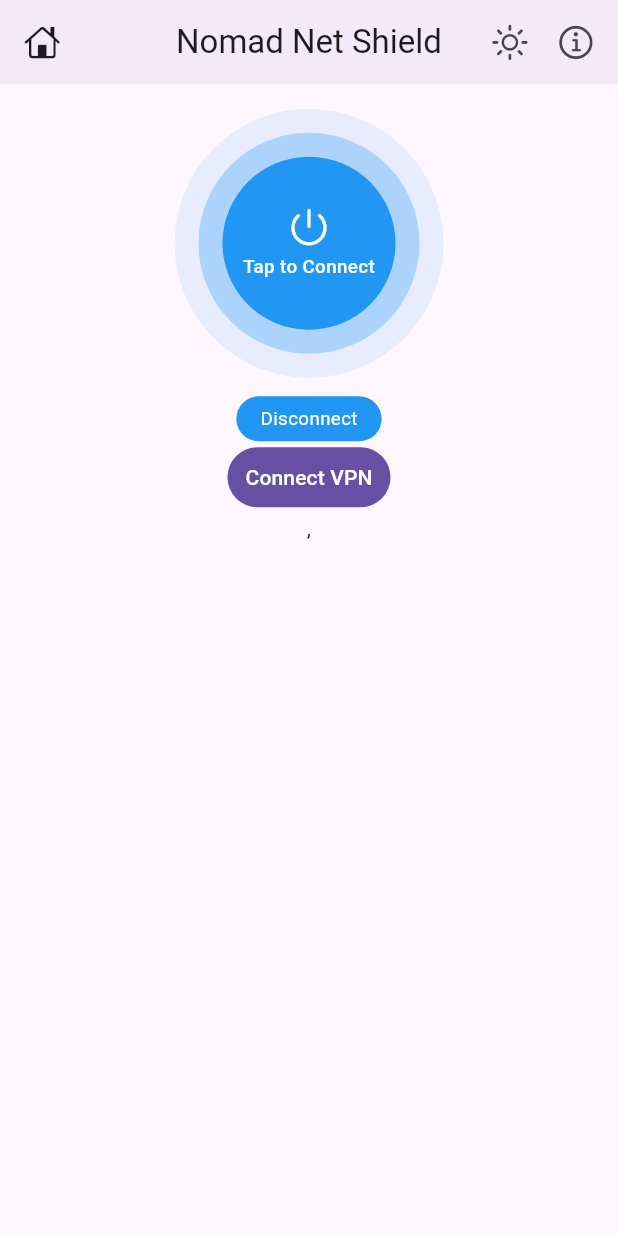
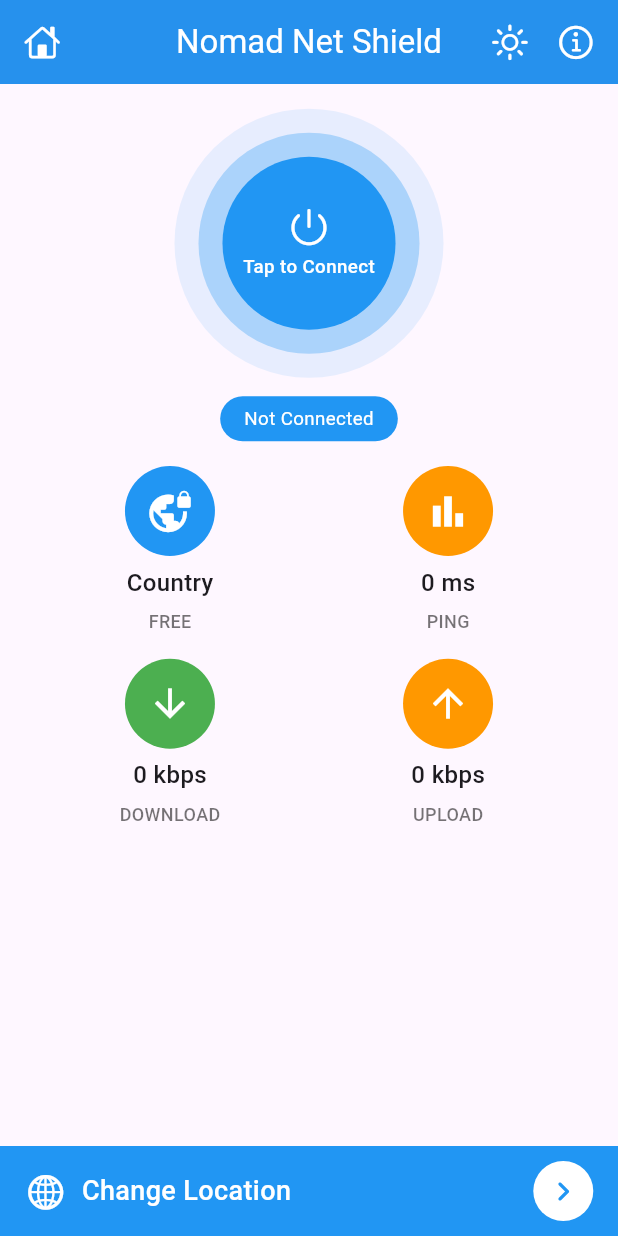
Before and after one commit to dcaayushd/Nomad-Net-Shield, a Flutter app: the screen it shows after launch, on a phone screen of 412 x 824 dp. Run offline on Flutter 3.47's test engine with Material 3 defaults, Android fonts, the phone set to English and light mode, and no system bars; our stand-ins replace get; statements that could not run were skipped.

Commit message:
VPN Connection and Status Card Added

```diff
--- a/lib/main.dart
+++ b/lib/main.dart
@@ -29,14 +29,16 @@
 
   @override
   Widget build(BuildContext context) {
+    mq = MediaQuery.of(context).size;
     return GetMaterialApp(
       debugShowCheckedModeBanner: false,
       title: 'Nomad Net Shield',
-      home: SplashScreen(),
+      home: const SplashScreen(),
 
       // Theme
       theme: ThemeData(
-        appBarTheme: AppBarTheme(
+        primarySwatch: Colors.blue,
+        appBarTheme: const AppBarTheme(
           centerTitle: true,
           elevation: 3,
         ),
--- a/lib/screens/home_screen.dart
+++ b/lib/screens/home_screen.dart
@@ -5,18 +5,22 @@
 import 'package:flutter/scheduler.dart';
 
 import 'package:flutter/services.dart' show rootBundle;
-import 'package:nomadnetshield/main.dart';
+import 'package:get/route_manager.dart';
+import 'package:nomadnetshield/widgets/home_card.dart';
+import '../main.dart';
 
 import '../models/vpn_config.dart';
 import '../models/vpn_status.dart';
 import '../services/vpn_engine.dart';
 
 class HomeScreen extends StatefulWidget {
+  const HomeScreen({super.key});
+
   @override
-  _HomeScreenState createState() => _HomeScreenState();
+  HomeScreenState createState() => HomeScreenState();
 }
 
-class _HomeScreenState extends State<HomeScreen> {
+class HomeScreenState extends State<HomeScreen> {
   String _vpnState = VpnEngine.vpnDisconnected;
   List<VpnConfig> _listVpn = [];
   VpnConfig? _selectedVpn;
@@ -55,80 +59,113 @@
   Widget build(BuildContext context) {
     return Scaffold(
       appBar: AppBar(
-        leading: Icon(CupertinoIcons.home),
-        title: Text('Nomad Net Shield'),
+        backgroundColor: Colors.blue,
+        leading: const Icon(
+          CupertinoIcons.home,
+          color: Colors.white,
+        ),
+        title: const Text(
+          'Nomad Net Shield',
+          style: TextStyle(
+            color: Colors.white,
+          ),
+        ),
         actions: [
           IconButton(
             onPressed: () {},
-            icon: Icon(
+            icon: const Icon(
               CupertinoIcons.brightness,
+              color: Colors.white,
               size: 26,
             ),
           ),
           IconButton(
-            padding: EdgeInsets.only(right: 8),
+            padding: const EdgeInsets.only(right: 8),
             onPressed: () {},
-            icon: Icon(
+            icon: const Icon(
               CupertinoIcons.info_circle,
+              color: Colors.white,
               size: 26,
             ),
           ),
         ],
       ),
+      bottomNavigationBar: _changeLocation(),
       body: Column(
         mainAxisSize: MainAxisSize.min,
         children: [
-          SizedBox(height: mq.height * .02),
+          SizedBox(
+            height: mq.height * .02,
+            width: double.maxFinite,
+          ),
 
           // VPN Button
           _vpnButton(),
 
-          Center(
-            child: TextButton(
-              style: TextButton.styleFrom(
-                shape: StadiumBorder(),
-                backgroundColor: Theme.of(context).primaryColor,
+          const Row(
+            mainAxisAlignment: MainAxisAlignment.center,
+            children: [
+              HomeCard(
+                title: 'Country',
+                subtitle: 'FREE',
+                icon: CircleAvatar(
+                  backgroundColor: Colors.blue,
+                  radius: 30,
+                  child: Icon(
+                    Icons.vpn_lock,
+                    color: Colors.white,
+                    size: 30,
+                  ),
+                ),
               ),
-              child: Text(
-                _vpnState == VpnEngine.vpnDisconnected
-                    ? 'Connect VPN'
-                    : _vpnState.replaceAll("_", " ").toUpperCase(),
-                style: TextStyle(color: Colors.white),
+              HomeCard(
+                title: '0 ms',
+                subtitle: 'PING',
+                icon: CircleAvatar(
+                  backgroundColor: Colors.orange,
+                  radius: 30,
+                  child: Icon(
+                    Icons.bar_chart,
+                    color: Colors.white,
+                    size: 30,
+                  ),
+                ),
               ),
-              onPressed: _connectClick,
-            ),
+            ],
           ),
-          StreamBuilder<VpnStatus?>(
-            initialData: VpnStatus(),
-            stream: VpnEngine.vpnStatusSnapshot(),
-            builder: (context, snapshot) => Text(
-              "${snapshot.data?.byteIn ?? ""}, ${snapshot.data?.byteOut ?? ""}",
-              textAlign: TextAlign.center,
-            ),
+          SizedBox(height: mq.height * .02),
+
+          const Row(
+            mainAxisAlignment: MainAxisAlignment.center,
+            children: [
+              HomeCard(
+                title: '0 kbps',
+                subtitle: 'DOWNLOAD',
+                icon: CircleAvatar(
+                  backgroundColor: Colors.green,
+                  radius: 30,
+                  child: Icon(
+                    Icons.arrow_downward,
+                    color: Colors.white,
+                    size: 30,
+                  ),
+                ),
+              ),
+              HomeCard(
+                title: '0 kbps',
+                subtitle: 'UPLOAD',
+                icon: CircleAvatar(
+                  backgroundColor: Colors.orange,
+                  radius: 30,
+                  child: Icon(
+                    Icons.arrow_upward,
+                    color: Colors.white,
+                    size: 30,
+                  ),
+                ),
+              ),
+            ],
           ),
-
-          //sample vpn list
-          Column(
-            children: _listVpn
-                .map(
-                  (e) => ListTile(
-                    title: Text(e.country),
-                    leading: SizedBox(
-                      height: 20,
-                      width: 20,
-                      child: Center(
-                          child: _selectedVpn == e
-                              ? CircleAvatar(backgroundColor: Colors.green)
-                              : CircleAvatar(backgroundColor: Colors.grey)),
-                    ),
-                    onTap: () {
-                      log("${e.country} is selected");
-                      setState(() => _selectedVpn = e);
-                    },
-                  ),
-                )
-                .toList(),
-          )
         ],
       ),
     );
@@ -157,13 +194,13 @@
               onTap: () {},
               borderRadius: BorderRadius.circular(100),
               child: Container(
-                padding: EdgeInsets.all(16),
+                padding: const EdgeInsets.all(16),
                 decoration: BoxDecoration(
                   shape: BoxShape.circle,
                   color: Colors.blue.withOpacity(.1),
                 ),
                 child: Container(
-                  padding: EdgeInsets.all(16),
+                  padding: const EdgeInsets.all(16),
                   decoration: BoxDecoration(
                     shape: BoxShape.circle,
                     color: Colors.blue.withOpacity(.3),
@@ -171,11 +208,11 @@
                   child: Container(
                     width: mq.height * .14,
                     height: mq.height * .14,
-                    decoration: BoxDecoration(
+                    decoration: const BoxDecoration(
                       shape: BoxShape.circle,
                       color: Colors.blue,
                     ),
-                    child: Column(
+                    child: const Column(
                       mainAxisAlignment: MainAxisAlignment.center,
                       children: [
                         Icon(
@@ -202,8 +239,11 @@
 
           // Connection Status Label
           Container(
-            margin: EdgeInsets.only(top: mq.height * .015),
-            padding: EdgeInsets.symmetric(
+            margin: EdgeInsets.only(
+              top: mq.height * .015,
+              bottom: mq.height * .02,
+            ),
+            padding: const EdgeInsets.symmetric(
               vertical: 6,
               horizontal: 16,
             ),
@@ -211,8 +251,8 @@
               color: Colors.blue,
               borderRadius: BorderRadius.circular(15),
             ),
-            child: Text(
-              'Disconnect',
+            child: const Text(
+              'Not Connected',
               style: TextStyle(
                 fontSize: 12.5,
                 color: Colors.white,
@@ -222,3 +262,89 @@
         ],
       );
 }
+
+Widget _changeLocation() => SafeArea(
+      child: Container(
+        color: Colors.blue,
+        padding: EdgeInsets.symmetric(horizontal: mq.width * .04),
+        height: 60,
+        child: const Row(
+          children: [
+            Icon(
+              CupertinoIcons.globe,
+              color: Colors.white,
+              size: 28,
+            ),
+            SizedBox(width: 10),
+            Text(
+              'Change Location',
+              style: TextStyle(
+                color: Colors.white,
+                fontSize: 18,
+                fontWeight: FontWeight.w500,
+              ),
+            ),
+            Spacer(),
+            CircleAvatar(
+              backgroundColor: Colors.white,
+              child: Icon(
+                Icons.keyboard_arrow_right_rounded,
+                color: Colors.blue,
+                size: 26,
+              ),
+            ),
+          ],
+        ),
+      ),
+    );
+
+
+// !Future work
+// Center(
+//             child: TextButton(
+//               style: TextButton.styleFrom(
+//                 shape: const StadiumBorder(),
+//                 backgroundColor: Theme.of(context).primaryColor,
+//               ),
+//               onPressed: _connectClick,
+//               child: Text(
+//                 _vpnState == VpnEngine.vpnDisconnected
+//                     ? 'Connect VPN'
+//                     : _vpnState.replaceAll("_", " ").toUpperCase(),
+//                 style: const TextStyle(color: Colors.white),
+//               ),
+//             ),
+//           ),
+//           StreamBuilder<VpnStatus?>(
+//             initialData: VpnStatus(),
+//             stream: VpnEngine.vpnStatusSnapshot(),
+//             builder: (context, snapshot) => Text(
+//               "${snapshot.data?.byteIn ?? ""}, ${snapshot.data?.byteOut ?? ""}",
+//               textAlign: TextAlign.center,
+//             ),
+//           ),
+
+//           //sample vpn list
+//           Column(
+//             children: _listVpn
+//                 .map(
+//                   (e) => ListTile(
+//                     title: Text(e.country),
+//                     leading: SizedBox(
+//                       height: 20,
+//                       width: 20,
+//                       child: Center(
+//                           child: _selectedVpn == e
+//                               ? const CircleAvatar(
+//                                   backgroundColor: Colors.green)
+//                               : const CircleAvatar(
+//                                   backgroundColor: Colors.grey)),
+//                     ),
+//                     onTap: () {
+//                       log("${e.country} is selected");
+//                       setState(() => _selectedVpn = e);
+//                     },
+//                   ),
+//                 )
+//                 .toList(),
+//           )
--- a/lib/screens/splash_screen.dart
+++ b/lib/screens/splash_screen.dart
@@ -1,8 +1,8 @@
 import 'package:flutter/material.dart';
 import 'package:flutter/services.dart';
 import 'package:get/route_manager.dart';
-import 'package:nomadnetshield/main.dart';
-import 'package:nomadnetshield/screens/home_screen.dart';
+import '../main.dart';
+import 'home_screen.dart';
 
 class SplashScreen extends StatefulWidget {
   const SplashScreen({super.key});
@@ -15,11 +15,11 @@
   @override
   void initState() {
     super.initState();
-    Future.delayed(Duration(milliseconds: 1000), () {
+    Future.delayed(const Duration(milliseconds: 1000), () {
       // Exit full screen
       SystemChrome.setEnabledSystemUIMode(SystemUiMode.edgeToEdge);
       // Navigate to home
-      Get.off(() => HomeScreen());
+      Get.off(() => const HomeScreen());
     });
   }
 
@@ -42,7 +42,7 @@
           Positioned(
             bottom: mq.height * .05,
             width: mq.width,
-            child: Text(
+            child: const Text(
               'MADE BY AAYUSH WITH ♡',
               textAlign: TextAlign.center,
               style: TextStyle(
--- /dev/null
+++ b/lib/widgets/home_card.dart
@@ -0,0 +1,53 @@
+import 'package:flutter/material.dart';
+
+import '../main.dart';
+
+//card to represent status in home screen
+class HomeCard extends StatelessWidget {
+  final String title, subtitle;
+  final Widget icon;
+
+  const HomeCard(
+      {super.key,
+      required this.title,
+      required this.subtitle,
+      required this.icon});
+
+  @override
+  Widget build(BuildContext context) {
+    return SizedBox(
+      width: mq.width * .45,
+      child: Column(
+        children: [
+          //icon
+          icon,
+
+          //for adding some space
+          const SizedBox(height: 6),
+
+          //title
+          Text(
+            title,
+            style: const TextStyle(
+              fontSize: 16,
+              fontWeight: FontWeight.w500,
+            ),
+          ),
+
+          //for adding some space
+          const SizedBox(height: 6),
+
+          //subtitle
+          Text(
+            subtitle,
+            style: const TextStyle(
+              color: Colors.black54,
+              fontWeight: FontWeight.w500,
+              fontSize: 12,
+            ),
+          ),
+        ],
+      ),
+    );
+  }
+}
--- a/pubspec.yaml
+++ b/pubspec.yaml
@@ -13,6 +13,7 @@
   cupertino_icons: ^1.0.8
   flutter:
     sdk: flutter
+  flutter_lints: ^4.0.0
   get: ^4.6.6
 
 dev_dependencies:
```
Also changed, not shown: analysis_options.yaml (added, +28 -0 lines), pubspec.lock, 2 other files.
